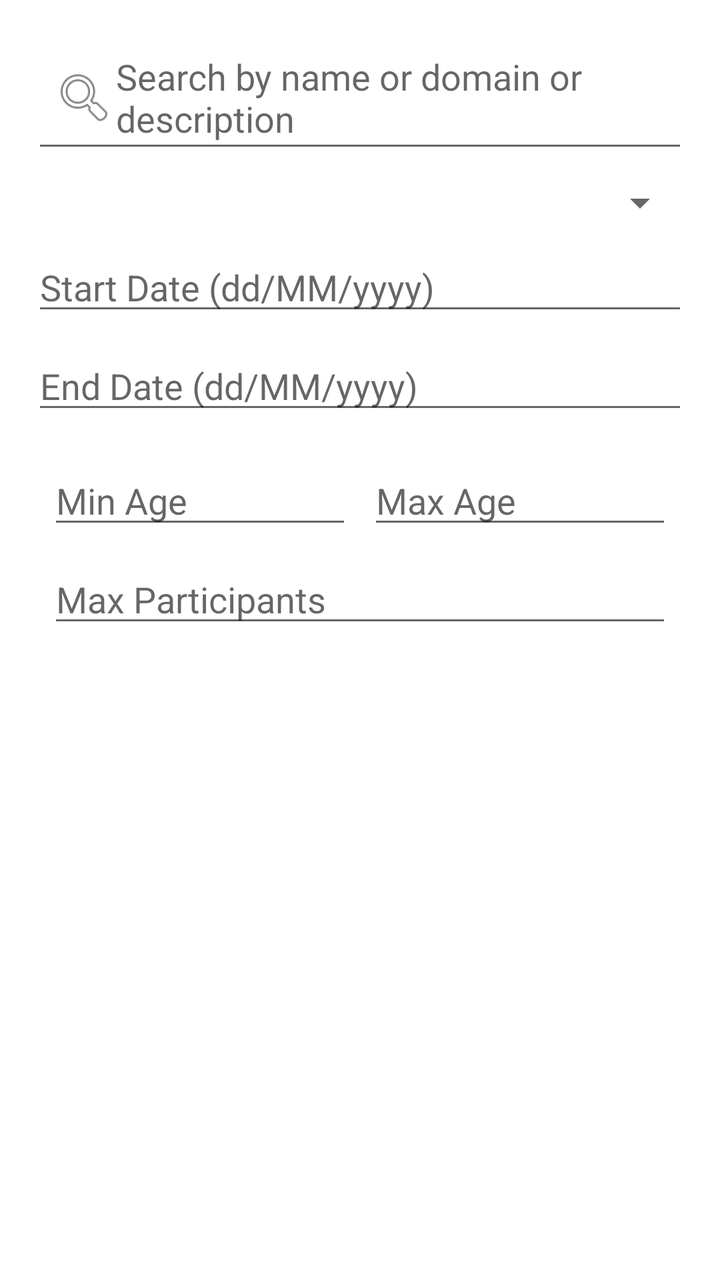
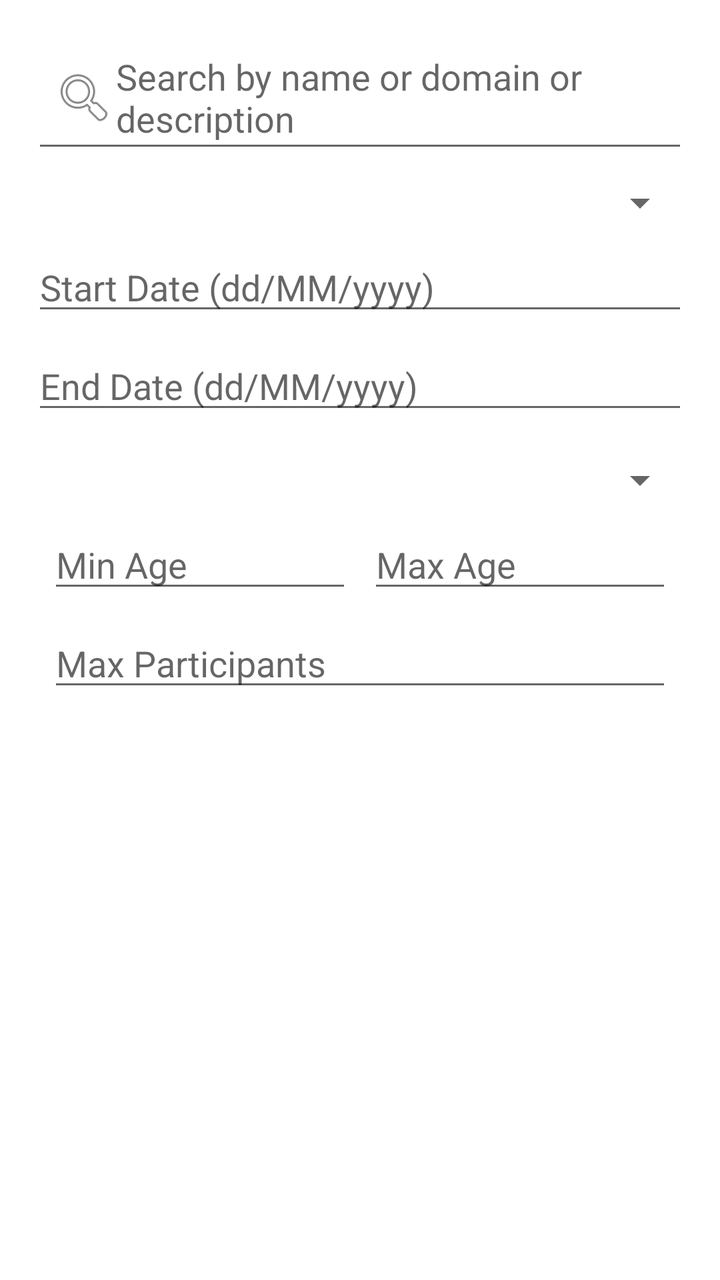

An Android layout rendered at two revisions. The XML below is the earlier revision; the diff shows what the commit changed to produce the second picture.
<!-- AndroidManifest.xml: application theme Theme.YouthSphere -->
<!-- res/layout/fragment_participant_activities.xml -->
<LinearLayout xmlns:android="http://schemas.android.com/apk/res/android"
    android:id="@+id/activityContainer"
    android:layout_width="match_parent"
    android:layout_height="match_parent"
    android:orientation="vertical"
    android:padding="16dp">

    <EditText
        android:id="@+id/etSearch"
        android:layout_width="match_parent"
        android:layout_height="wrap_content"
        android:hint="Search by name or domain or description"
        android:drawableLeft="@android:drawable/ic_menu_search"
        android:padding="10dp"
        android:layout_marginBottom="8dp"
        />

    <Spinner
        android:id="@+id/spinnerInstructorFilter"
        android:layout_width="match_parent"
        android:layout_height="wrap_content"
        android:layout_marginBottom="8dp"
        />

    <EditText
        android:id="@+id/etStartDate"
        android:layout_width="match_parent"
        android:layout_height="wrap_content"
        android:hint="Start Date (dd/MM/yyyy)"
        android:focusable="false"
        android:clickable="true"
        android:inputType="none"

        android:layout_marginBottom="8dp" />

    <EditText
        android:id="@+id/etEndDate"
        android:layout_width="match_parent"
        android:layout_height="wrap_content"
        android:hint="End Date (dd/MM/yyyy)"
        android:focusable="false"
        android:clickable="true"
        android:inputType="none"

        android:layout_marginBottom="8dp" />

    <LinearLayout
        android:layout_width="match_parent"
        android:layout_height="wrap_content"
        android:orientation="horizontal"
        android:padding="8dp">

        <EditText
            android:id="@+id/etMinAge"
            android:layout_width="0dp"
            android:layout_weight="1"
            android:layout_height="wrap_content"
            android:hint="Min Age"
            android:inputType="number" />

        <EditText
            android:id="@+id/etMaxAge"
            android:layout_width="0dp"
            android:layout_weight="1"
            android:layout_height="wrap_content"
            android:hint="Max Age"
            android:inputType="number"
            android:layout_marginStart="8dp" />
    </LinearLayout>

    <EditText
        android:id="@+id/etMaxParticipants"
        android:layout_width="match_parent"
        android:layout_height="wrap_content"
        android:hint="Max Participants"
        android:inputType="number"
        android:layout_marginHorizontal="8dp" />



    <androidx.recyclerview.widget.RecyclerView
        android:id="@+id/recyclerActivities"
        android:layout_width="match_parent"
        android:layout_height="0dp"
        android:layout_weight="1" />

</LinearLayout>
<!-- resources referenced by this layout -->
<resources>
  <style name="Theme.YouthSphere" parent="Theme.MaterialComponents.DayNight.NoActionBar">
          
          <item name="colorPrimary">@color/indigo_600</item>
          <item name="colorPrimaryVariant">@color/indigo_800</item>
          <item name="colorOnPrimary">@color/white</item>
  
          
          <item name="colorSecondary">@color/amber_400</item>
          <item name="colorSecondaryVariant">@color/amber_600</item>
          <item name="colorOnSecondary">@color/black</item>
  
          
          <item name="android:windowBackground">@color/white</item>
          <item name="colorSurface">@color/white</item>
          <item name="colorOnBackground">@color/black</item>
          <item name="colorOnSurface">@color/black</item>
  
          
          <item name="android:statusBarColor">@color/indigo_800</item>
  
          
          <item name="actionBarTheme">@style/ThemeOverlay.MaterialComponents.Dark.ActionBar</item>
          <item name="actionBarPopupTheme">@style/ThemeOverlay.MaterialComponents.Light</item>
  
          
          <item name="popupMenuStyle">@style/PopupMenu.MaterialComponents</item>
      </style>
  <color name="indigo_600">#3949AB</color>
  <color name="indigo_800">#283593</color>
  <color name="white">#FFFFFF</color>
  <color name="amber_400">#FFCA28</color>
  <color name="amber_600">#FFB300</color>
  <color name="black">#000000</color>
  <style name="ThemeOverlay.MaterialComponents.Dark.ActionBar">
          <item name="android:textColorPrimary">@color/white</item>
          <item name="colorControlNormal">@color/white</item>
          <item name="android:textColorSecondary">@color/white</item>
      </style>
  <style name="ThemeOverlay.MaterialComponents.Light">
          <item name="android:textColorPrimary">@color/black</item>
          <item name="android:background">@color/white</item>
      </style>
  <style name="PopupMenu.MaterialComponents" parent="@style/Widget.MaterialComponents.PopupMenu">
          <item name="android:textColor">?attr/colorOnSurface</item>
          <item name="android:background">?attr/colorSurface</item>
          <item name="android:dropDownVerticalOffset">4dp</item>
      </style>
</resources>

<!-- the commit's change to res/layout/fragment_participant_activities.xml (unified diff, before → after) -->
@@ -44,6 +44,12 @@
 
         android:layout_marginBottom="8dp" />
 
+    <Spinner
+        android:id="@+id/spinnerDayFilter"
+        android:layout_width="match_parent"
+        android:layout_height="wrap_content"
+        android:layout_marginTop="8dp"/>
+
     <LinearLayout
         android:layout_width="match_parent"
         android:layout_height="wrap_content"
